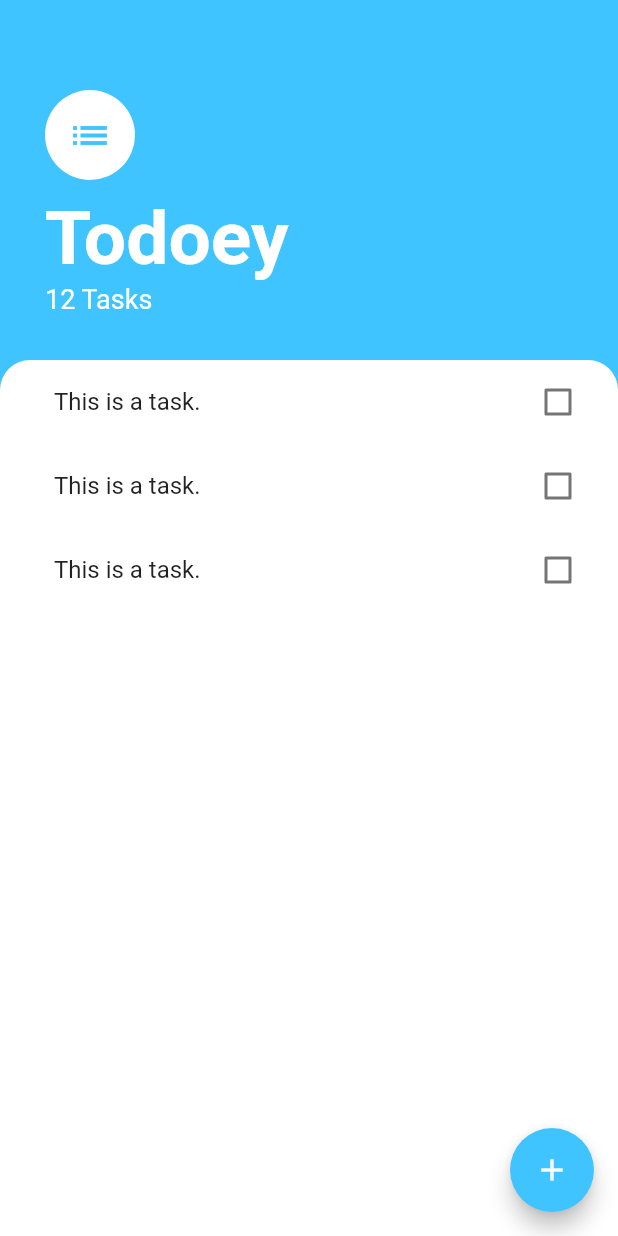
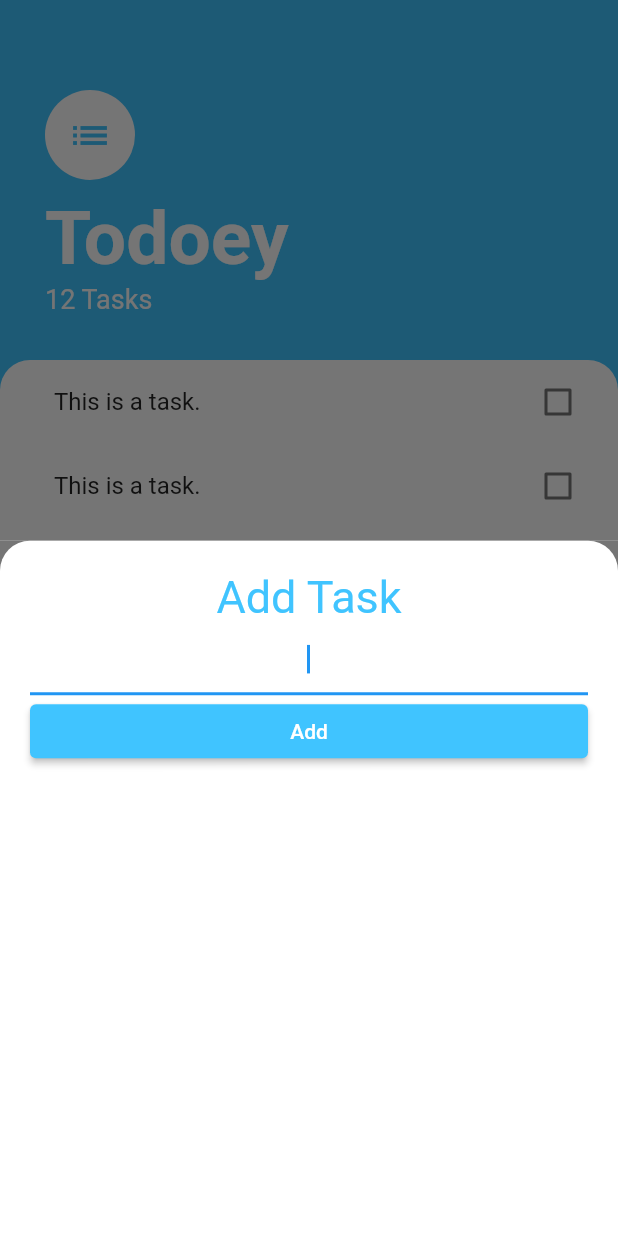
Before and after one commit to kevinle108/FlutterToDoApp_with_database, a Flutter app: the screen it shows after launch, after a tap on the "add" icon, on a phone screen of 412 x 824 dp. Run offline on Flutter 3.47's test engine with Material 2 defaults, Android fonts, the phone set to English and light mode, and no system bars.

Commit message:
better ui

```diff
--- /dev/null
+++ b/lib/screens/add_task_screen.dart
@@ -0,0 +1,51 @@
+import 'package:flutter/cupertino.dart';
+import 'package:flutter/material.dart';
+
+class AddTaskScreen extends StatelessWidget {
+  const AddTaskScreen({Key? key}) : super(key: key);
+
+  @override
+  Widget build(BuildContext context) {
+    return Container(
+      color: Color(0xff757575),
+      // decoration: BoxDecoration(
+      //   borderRadius: BorderRadius.only(
+      //     topLeft: Radius.circular(20.0),
+      //     topRight: Radius.circular(20.0),
+      //   )
+      // ),
+      child: Container(
+        padding: EdgeInsets.all(20.0),
+        decoration: BoxDecoration(
+            color: Colors.white,
+            borderRadius: BorderRadius.only(
+              topLeft: Radius.circular(20.0),
+              topRight: Radius.circular(20.0),
+            )),
+        child: Column(
+          crossAxisAlignment: CrossAxisAlignment.stretch,
+          children: [
+            Text(
+              'Add Task',
+              textAlign: TextAlign.center,
+              style: TextStyle(fontSize: 30.0, color: Colors.lightBlueAccent),
+            ),
+            TextField(
+              autofocus: true,
+              textAlign: TextAlign.center,
+            ),
+            ElevatedButton(
+              style: ButtonStyle(
+                backgroundColor: MaterialStateProperty.all(Colors.lightBlueAccent),
+              ),
+              onPressed: () {},
+              child: Text(
+                'Add',
+              ),
+            ),
+          ],
+        ),
+      ),
+    );
+  }
+}
--- a/lib/screens/tasks_screens.dart
+++ b/lib/screens/tasks_screens.dart
@@ -1,5 +1,6 @@
 import 'package:flutter/cupertino.dart';
 import 'package:flutter/material.dart';
+import 'package:todoey_flutter/screens/add_task_screen.dart';
 import 'package:todoey_flutter/widgets/task_list.dart';
 
 class TaskScreen extends StatelessWidget {
@@ -26,13 +27,23 @@ class TaskScreen extends StatelessWidget {
     return taskWidgets;
   }
 
+  // Widget buildBottomSheet(BuildContext context) {
+  //   return Container(
+  //     child: Center(
+  //       child: Text(
+  //           'This is a bottom sheet',
+  //       ),
+  //     ),
+  //   );
+  // }
+
   @override
   Widget build(BuildContext context) {
     return Scaffold(
       backgroundColor: Colors.lightBlueAccent,
       floatingActionButton: FloatingActionButton(
         onPressed: () {
-
+          showModalBottomSheet(context: context, builder: (context) => AddTaskScreen(),);
         },
         backgroundColor: Colors.lightBlueAccent,
         child: Icon(Icons.add),
```
